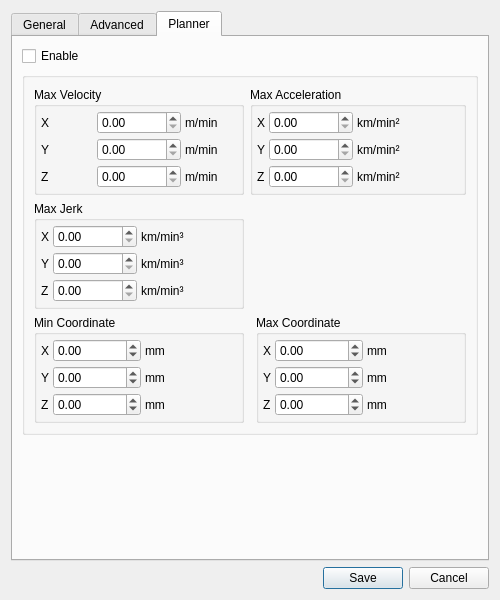
Above: qt/settings_dialog.ui from CauldronDevelopmentLLC/CAMotics before the change. Below: the same form after it.
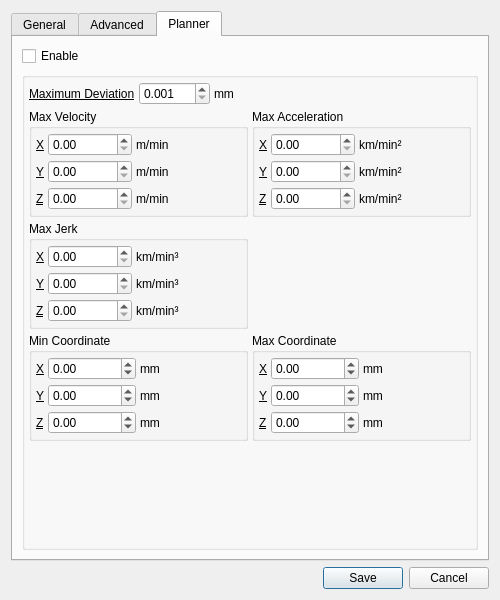
That is the form after the change. The open tabs and pages were chosen to show the change.

```diff
--- a/qt/settings_dialog.ui
+++ b/qt/settings_dialog.ui
@@ -422,7 +422,7 @@
       <attribute name="title">
        <string>Planner</string>
       </attribute>
-      <layout class="QVBoxLayout" name="verticalLayout_6">
+      <layout class="QVBoxLayout" name="verticalLayout_8">
        <item>
         <widget class="QCheckBox" name="plannerEnableCheckBox">
          <property name="text">
@@ -438,13 +438,82 @@
          <property name="flat">
           <bool>true</bool>
          </property>
-         <layout class="QGridLayout" name="gridLayout_9">
+         <layout class="QVBoxLayout" name="verticalLayout_6">
+          <property name="spacing">
+           <number>4</number>
+          </property>
+          <property name="leftMargin">
+           <number>4</number>
+          </property>
+          <property name="topMargin">
+           <number>4</number>
+          </property>
+          <property name="rightMargin">
+           <number>4</number>
+          </property>
+          <property name="bottomMargin">
+           <number>4</number>
+          </property>
+          <item>
+           <layout class="QHBoxLayout" name="horizontalLayout_3" stretch="0,0,0,0">
+            <item>
+             <widget class="QLabel" name="label_34">
+              <property name="font">
+               <font>
+                <underline>true</underline>
+               </font>
+              </property>
+              <property name="text">
+               <string>Maximum Deviation</string>
+              </property>
+             </widget>
+            </item>
+            <item>
+             <widget class="QDoubleSpinBox" name="maxDeviationDoubleSpinBox">
+              <property name="decimals">
+               <number>3</number>
+              </property>
+              <property name="minimum">
+               <double>0.001000000000000</double>
+              </property>
+              <property name="maximum">
+               <double>100.000000000000000</double>
+              </property>
+              <property name="singleStep">
+               <double>0.001000000000000</double>
+              </property>
+             </widget>
+            </item>
+            <item>
+             <widget class="QLabel" name="label_35">
+              <property name="text">
+               <string>mm</string>
+              </property>
+             </widget>
+            </item>
+            <item>
+             <spacer name="horizontalSpacer_4">
+              <property name="orientation">
+               <enum>Qt::Horizontal</enum>
+              </property>
+              <property name="sizeHint" stdset="0">
+               <size>
+                <width>40</width>
+                <height>20</height>
+               </size>
+              </property>
+             </spacer>
+            </item>
+           </layout>
+          </item>
+          <item>
+           <layout class="QGridLayout" name="gridLayout_8">
           <item row="0" column="0">
            <widget class="QGroupBox" name="groupBox_5">
             <property name="title">
              <string>Max Velocity</string>
             </property>
-            <layout class="QGridLayout" name="gridLayout_3" columnstretch="0,0,0,0">
+              <layout class="QGridLayout" name="gridLayout_3" columnstretch="0,0,1">
              <property name="leftMargin">
               <number>4</number>
              </property>
@@ -469,6 +538,11 @@
              </item>
              <item row="1" column="0">
               <widget class="QLabel" name="label_3">
+                 <property name="font">
+                  <font>
+                   <underline>true</underline>
+                  </font>
+                 </property>
                <property name="text">
                 <string>Y</string>
                </property>
@@ -521,6 +595,11 @@
              </item>
              <item row="3" column="0">
               <widget class="QLabel" name="label_4">
+                 <property name="font">
+                  <font>
+                   <underline>true</underline>
+                  </font>
+                 </property>
                <property name="text">
                 <string>Z</string>
                </property>
@@ -535,6 +614,11 @@
              </item>
              <item row="0" column="0">
               <widget class="QLabel" name="label">
+                 <property name="font">
+                  <font>
+                   <underline>true</underline>
+                  </font>
+                 </property>
                <property name="text">
                 <string>X</string>
                </property>
@@ -562,261 +646,6 @@
             </layout>
            </widget>
           </item>
-          <item row="0" column="1" colspan="2">
-           <widget class="QGroupBox" name="groupBox_6">
-            <property name="title">
-             <string>Max Acceleration</string>
-            </property>
-            <layout class="QGridLayout" name="gridLayout_4" columnstretch="0,0,1" columnminimumwidth="0,0,0">
-             <property name="leftMargin">
-              <number>4</number>
-             </property>
-             <property name="topMargin">
-              <number>4</number>
-             </property>
-             <property name="rightMargin">
-              <number>4</number>
-             </property>
-             <property name="bottomMargin">
-              <number>4</number>
-             </property>
-             <property name="spacing">
-              <number>4</number>
-             </property>
-             <item row="1" column="0">
-              <widget class="QLabel" name="label_7">
-               <property name="text">
-                <string>Y</string>
-               </property>
-              </widget>
-             </item>
-             <item row="0" column="2">
-              <widget class="QLabel" name="label_10">
-               <property name="text">
-                <string>km/min²</string>
-               </property>
-              </widget>
-             </item>
-             <item row="0" column="0">
-              <widget class="QLabel" name="label_9">
-               <property name="text">
-                <string>X</string>
-               </property>
-              </widget>
-             </item>
-             <item row="1" column="1">
-              <widget class="QDoubleSpinBox" name="maxAccelYDoubleSpinBox">
-               <property name="sizePolicy">
-                <sizepolicy hsizetype="Maximum" vsizetype="Fixed">
-                 <horstretch>0</horstretch>
-                 <verstretch>0</verstretch>
-                </sizepolicy>
-               </property>
-               <property name="maximumSize">
-                <size>
-                 <width>100</width>
-                 <height>16777215</height>
-                </size>
-               </property>
-               <property name="maximum">
-                <double>1000000000.000000000000000</double>
-               </property>
-              </widget>
-             </item>
-             <item row="3" column="1">
-              <widget class="QDoubleSpinBox" name="maxAccelZDoubleSpinBox">
-               <property name="sizePolicy">
-                <sizepolicy hsizetype="Maximum" vsizetype="Fixed">
-                 <horstretch>0</horstretch>
-                 <verstretch>0</verstretch>
-                </sizepolicy>
-               </property>
-               <property name="maximumSize">
-                <size>
-                 <width>100</width>
-                 <height>16777215</height>
-                </size>
-               </property>
-               <property name="maximum">
-                <double>1000000000.000000000000000</double>
-               </property>
-              </widget>
-             </item>
-             <item row="1" column="2">
-              <widget class="QLabel" name="label_11">
-               <property name="text">
-                <string>km/min²</string>
-               </property>
-              </widget>
-             </item>
-             <item row="0" column="1">
-              <widget class="QDoubleSpinBox" name="maxAccelXDoubleSpinBox">
-               <property name="sizePolicy">
-                <sizepolicy hsizetype="Maximum" vsizetype="Fixed">
-                 <horstretch>0</horstretch>
-                 <verstretch>0</verstretch>
-                </sizepolicy>
-               </property>
-               <property name="maximumSize">
-                <size>
-                 <width>100</width>
-                 <height>16777215</height>
-                </size>
-               </property>
-               <property name="maximum">
-                <double>1000000000.000000000000000</double>
-               </property>
-              </widget>
-             </item>
-             <item row="3" column="0">
-              <widget class="QLabel" name="label_8">
-               <property name="text">
-                <string>Z</string>
-               </property>
-              </widget>
-             </item>
-             <item row="3" column="2">
-              <widget class="QLabel" name="label_12">
-               <property name="text">
-                <string>km/min²</string>
-               </property>
-              </widget>
-             </item>
-            </layout>
-           </widget>
-          </item>
-          <item row="2" column="2">
-           <widget class="QGroupBox" name="groupBox_9">
-            <property name="title">
-             <string>Max Coordinate</string>
-            </property>
-            <layout class="QGridLayout" name="gridLayout_7" columnstretch="0,0,1" columnminimumwidth="0,0,0">
-             <property name="leftMargin">
-              <number>4</number>
-             </property>
-             <property name="topMargin">
-              <number>4</number>
-             </property>
-             <property name="rightMargin">
-              <number>4</number>
-             </property>
-             <property name="bottomMargin">
-              <number>4</number>
-             </property>
-             <property name="spacing">
-              <number>4</number>
-             </property>
-             <item row="1" column="0">
-              <widget class="QLabel" name="label_28">
-               <property name="text">
-                <string>Y</string>
-               </property>
-              </widget>
-             </item>
-             <item row="3" column="0">
-              <widget class="QLabel" name="label_29">
-               <property name="text">
-                <string>Z</string>
-               </property>
-              </widget>
-             </item>
-             <item row="0" column="0">
-              <widget class="QLabel" name="label_30">
-               <property name="text">
-                <string>X</string>
-               </property>
-              </widget>
-             </item>
-             <item row="0" column="1">
-              <widget class="QDoubleSpinBox" name="maxXDoubleSpinBox">
-               <property name="sizePolicy">
-                <sizepolicy hsizetype="Maximum" vsizetype="Fixed">
-                 <horstretch>0</horstretch>
-                 <verstretch>0</verstretch>
-                </sizepolicy>
-               </property>
-               <property name="maximumSize">
-                <size>
-                 <width>100</width>
-                 <height>16777215</height>
-                </size>
-               </property>
-               <property name="minimum">
-                <double>-1000000000.000000000000000</double>
-               </property>
-               <property name="maximum">
-                <double>1000000000.000000000000000</double>
-               </property>
-              </widget>
-             </item>
-             <item row="0" column="2">
-              <widget class="QLabel" name="label_31">
-               <property name="text">
-                <string>mm</string>
-               </property>
-              </widget>
-             </item>
-             <item row="1" column="1">
-              <widget class="QDoubleSpinBox" name="maxYDoubleSpinBox">
-               <property name="sizePolicy">
-                <sizepolicy hsizetype="Maximum" vsizetype="Fixed">
-                 <horstretch>0</horstretch>
-                 <verstretch>0</verstretch>
-                </sizepolicy>
-               </property>
-               <property name="maximumSize">
-                <size>
-                 <width>100</width>
-                 <height>16777215</height>
-                </size>
-               </property>
-               <property name="minimum">
-                <double>-1000000000.000000000000000</double>
-               </property>
-               <property name="maximum">
-                <double>1000000000.000000000000000</double>
-               </property>
-              </widget>
-             </item>
-             <item row="3" column="1">
-              <widget class="QDoubleSpinBox" name="maxZDoubleSpinBox">
-               <property name="sizePolicy">
-                <sizepolicy hsizetype="Maximum" vsizetype="Fixed">
-                 <horstretch>0</horstretch>
-                 <verstretch>0</verstretch>
-                </sizepolicy>
-               </property>
-               <property name="maximumSize">
-                <size>
-                 <width>100</width>
-                 <height>16777215</height>
-                </size>
-               </property>
-               <property name="minimum">
-                <double>-1000000000.000000000000000</double>
-               </property>
-               <property name="maximum">
-                <double>1000000000.000000000000000</double>
-               </property>
-              </widget>
-             </item>
-             <item row="1" column="2">
-              <widget class="QLabel" name="label_32">
-               <property name="text">
-                <string>mm</string>
-               </property>
-              </widget>
-             </item>
-             <item row="3" column="2">
-              <widget class="QLabel" name="label_33">
-               <property name="text">
-                <string>mm</string>
-               </property>
-              </widget>
-             </item>
-            </layout>
-           </widget>
-          </item>
           <item row="1" column="0">
            <widget class="QGroupBox" name="groupBox_7">
             <property name="title">
@@ -840,6 +669,11 @@
              </property>
              <item row="1" column="0">
               <widget class="QLabel" name="label_13">
+                 <property name="font">
+                  <font>
+                   <underline>true</underline>
+                  </font>
+                 </property>
                <property name="text">
                 <string>Y</string>
                </property>
@@ -847,6 +681,11 @@
              </item>
              <item row="3" column="0">
               <widget class="QLabel" name="label_14">
+                 <property name="font">
+                  <font>
+                   <underline>true</underline>
+                  </font>
+                 </property>
                <property name="text">
                 <string>Z</string>
                </property>
@@ -854,6 +693,11 @@
              </item>
              <item row="0" column="0">
               <widget class="QLabel" name="label_15">
+                 <property name="font">
+                  <font>
+                   <underline>true</underline>
+                  </font>
+                 </property>
                <property name="text">
                 <string>X</string>
                </property>
@@ -963,6 +807,11 @@
              </property>
              <item row="1" column="0">
               <widget class="QLabel" name="label_19">
+                 <property name="font">
+                  <font>
+                   <underline>true</underline>
+                  </font>
+                 </property>
                <property name="text">
                 <string>Y</string>
                </property>
@@ -970,6 +819,11 @@
              </item>
              <item row="3" column="0">
               <widget class="QLabel" name="label_20">
+                 <property name="font">
+                  <font>
+                   <underline>true</underline>
+                  </font>
+                 </property>
                <property name="text">
                 <string>Z</string>
                </property>
@@ -977,6 +831,11 @@
              </item>
              <item row="0" column="0">
               <widget class="QLabel" name="label_21">
+                 <property name="font">
+                  <font>
+                   <underline>true</underline>
+                  </font>
+                 </property>
                <property name="text">
                 <string>X</string>
                </property>
@@ -1075,8 +934,292 @@
             </layout>
            </widget>
           </item>
-         </layout>
-        </widget>
+            <item row="2" column="1">
+             <widget class="QGroupBox" name="groupBox_9">
+              <property name="title">
+               <string>Max Coordinate</string>
+              </property>
+              <layout class="QGridLayout" name="gridLayout_7" columnstretch="0,0,1" columnminimumwidth="0,0,0">
+               <property name="leftMargin">
+                <number>4</number>
+               </property>
+               <property name="topMargin">
+                <number>4</number>
+               </property>
+               <property name="rightMargin">
+                <number>4</number>
+               </property>
+               <property name="bottomMargin">
+                <number>4</number>
+               </property>
+               <property name="spacing">
+                <number>4</number>
+               </property>
+               <item row="1" column="0">
+                <widget class="QLabel" name="label_28">
+                 <property name="font">
+                  <font>
+                   <underline>true</underline>
+                  </font>
+                 </property>
+                 <property name="text">
+                  <string>Y</string>
+                 </property>
+                </widget>
+               </item>
+               <item row="3" column="0">
+                <widget class="QLabel" name="label_29">
+                 <property name="font">
+                  <font>
+                   <underline>true</underline>
+                  </font>
+                 </property>
+                 <property name="text">
+                  <string>Z</string>
+                 </property>
+                </widget>
+               </item>
+               <item row="0" column="0">
+                <widget class="QLabel" name="label_30">
+                 <property name="font">
+                  <font>
+                   <underline>true</underline>
+                  </font>
+                 </property>
+                 <property name="text">
+                  <string>X</string>
+                 </property>
+                </widget>
+               </item>
+               <item row="0" column="1">
+                <widget class="QDoubleSpinBox" name="maxXDoubleSpinBox">
+                 <property name="sizePolicy">
+                  <sizepolicy hsizetype="Maximum" vsizetype="Fixed">
+                   <horstretch>0</horstretch>
+                   <verstretch>0</verstretch>
+                  </sizepolicy>
+                 </property>
+                 <property name="maximumSize">
+                  <size>
+                   <width>100</width>
+                   <height>16777215</height>
+                  </size>
+                 </property>
+                 <property name="minimum">
+                  <double>-1000000000.000000000000000</double>
+                 </property>
+                 <property name="maximum">
+                  <double>1000000000.000000000000000</double>
+                 </property>
+                </widget>
+               </item>
+               <item row="0" column="2">
+                <widget class="QLabel" name="label_31">
+                 <property name="text">
+                  <string>mm</string>
+                 </property>
+                </widget>
+               </item>
+               <item row="1" column="1">
+                <widget class="QDoubleSpinBox" name="maxYDoubleSpinBox">
+                 <property name="sizePolicy">
+                  <sizepolicy hsizetype="Maximum" vsizetype="Fixed">
+                   <horstretch>0</horstretch>
+                   <verstretch>0</verstretch>
+                  </sizepolicy>
+                 </property>
+                 <property name="maximumSize">
+                  <size>
+                   <width>100</width>
+                   <height>16777215</height>
+                  </size>
+                 </property>
+                 <property name="minimum">
+                  <double>-1000000000.000000000000000</double>
+                 </property>
+                 <property name="maximum">
+                  <double>1000000000.000000000000000</double>
+                 </property>
+                </widget>
+               </item>
+               <item row="3" column="1">
+                <widget class="QDoubleSpinBox" name="maxZDoubleSpinBox">
+                 <property name="sizePolicy">
+                  <sizepolicy hsizetype="Maximum" vsizetype="Fixed">
+                   <horstretch>0</horstretch>
+                   <verstretch>0</verstretch>
+                  </sizepolicy>
+                 </property>
+                 <property name="maximumSize">
+                  <size>
+                   <width>100</width>
+                   <height>16777215</height>
+                  </size>
+                 </property>
+                 <property name="minimum">
+                  <double>-1000000000.000000000000000</double>
+                 </property>
+                 <property name="maximum">
+                  <double>1000000000.000000000000000</double>
+                 </property>
+                </widget>
+               </item>
+               <item row="1" column="2">
+                <widget class="QLabel" name="label_32">
+                 <property name="text">
+                  <string>mm</string>
+                 </property>
+                </widget>
+               </item>
+               <item row="3" column="2">
+                <widget class="QLabel" name="label_33">
+                 <property name="text">
+                  <string>mm</string>
+                 </property>
+                </widget>
+               </item>
+              </layout>
+             </widget>
+            </item>
+            <item row="0" column="1">
+             <widget class="QGroupBox" name="groupBox_6">
+              <property name="title">
+               <string>Max Acceleration</string>
+              </property>
+              <layout class="QGridLayout" name="gridLayout_4" columnstretch="0,0,1" columnminimumwidth="0,0,0">
+               <property name="leftMargin">
+                <number>4</number>
+               </property>
+               <property name="topMargin">
+                <number>4</number>
+               </property>
+               <property name="rightMargin">
+                <number>4</number>
+               </property>
+               <property name="bottomMargin">
+                <number>4</number>
+               </property>
+               <property name="spacing">
+                <number>4</number>
+               </property>
+               <item row="1" column="0">
+                <widget class="QLabel" name="label_7">
+                 <property name="font">
+                  <font>
+                   <underline>true</underline>
+                  </font>
+                 </property>
+                 <property name="text">
+                  <string>Y</string>
+                 </property>
+                </widget>
+               </item>
+               <item row="0" column="2">
+                <widget class="QLabel" name="label_10">
+                 <property name="text">
+                  <string>km/min²</string>
+                 </property>
+                </widget>
+               </item>
+               <item row="0" column="0">
+                <widget class="QLabel" name="label_9">
+                 <property name="font">
+                  <font>
+                   <underline>true</underline>
+                  </font>
+                 </property>
+                 <property name="text">
+                  <string>X</string>
+                 </property>
+                </widget>
+               </item>
+               <item row="1" column="1">
+                <widget class="QDoubleSpinBox" name="maxAccelYDoubleSpinBox">
+                 <property name="sizePolicy">
+                  <sizepolicy hsizetype="Maximum" vsizetype="Fixed">
+                   <horstretch>0</horstretch>
+                   <verstretch>0</verstretch>
+                  </sizepolicy>
+                 </property>
+                 <property name="maximumSize">
+                  <size>
+                   <width>100</width>
+                   <height>16777215</height>
+                  </size>
+                 </property>
+                 <property name="maximum">
+                  <double>1000000000.000000000000000</double>
+                 </property>
+                </widget>
+               </item>
+               <item row="3" column="1">
+                <widget class="QDoubleSpinBox" name="maxAccelZDoubleSpinBox">
+                 <property name="sizePolicy">
+                  <sizepolicy hsizetype="Maximum" vsizetype="Fixed">
+                   <horstretch>0</horstretch>
+                   <verstretch>0</verstretch>
+                  </sizepolicy>
+                 </property>
+                 <property name="maximumSize">
+                  <size>
+                   <width>100</width>
+                   <height>16777215</height>
+                  </size>
+                 </property>
+                 <property name="maximum">
+                  <double>1000000000.000000000000000</double>
+                 </property>
+                </widget>
+               </item>
+               <item row="1" column="2">
+                <widget class="QLabel" name="label_11">
+                 <property name="text">
+                  <string>km/min²</string>
+                 </property>
+                </widget>
+               </item>
+               <item row="0" column="1">
+                <widget class="QDoubleSpinBox" name="maxAccelXDoubleSpinBox">
+                 <property name="sizePolicy">
+                  <sizepolicy hsizetype="Maximum" vsizetype="Fixed">
+                   <horstretch>0</horstretch>
+                   <verstretch>0</verstretch>
+                  </sizepolicy>
+                 </property>
+                 <property name="maximumSize">
+                  <size>
+                   <width>100</width>
+                   <height>16777215</height>
+                  </size>
+                 </property>
+                 <property name="maximum">
+                  <double>1000000000.000000000000000</double>
+                 </property>
+                </widget>
+               </item>
+               <item row="3" column="0">
+                <widget class="QLabel" name="label_8">
+                 <property name="font">
+                  <font>
+                   <underline>true</underline>
+                  </font>
+                 </property>
+                 <property name="text">
+                  <string>Z</string>
+                 </property>
+                </widget>
+               </item>
+               <item row="3" column="2">
+                <widget class="QLabel" name="label_12">
+                 <property name="text">
+                  <string>km/min²</string>
+                 </property>
+                </widget>
+               </item>
+              </layout>
+             </widget>
+            </item>
+           </layout>
        </item>
        <item>
         <spacer name="verticalSpacer_3">
@@ -1086,10 +1229,13 @@
          <property name="sizeHint" stdset="0">
           <size>
            <width>20</width>
-           <height>29</height>
+              <height>40</height>
           </size>
          </property>
         </spacer>
+          </item>
+         </layout>
+        </widget>
        </item>
       </layout>
      </widget>
```
Left out of the diff: 2 changed lines with no effect on the pictures. Lines whose indentation alone changed are shown as unchanged.
